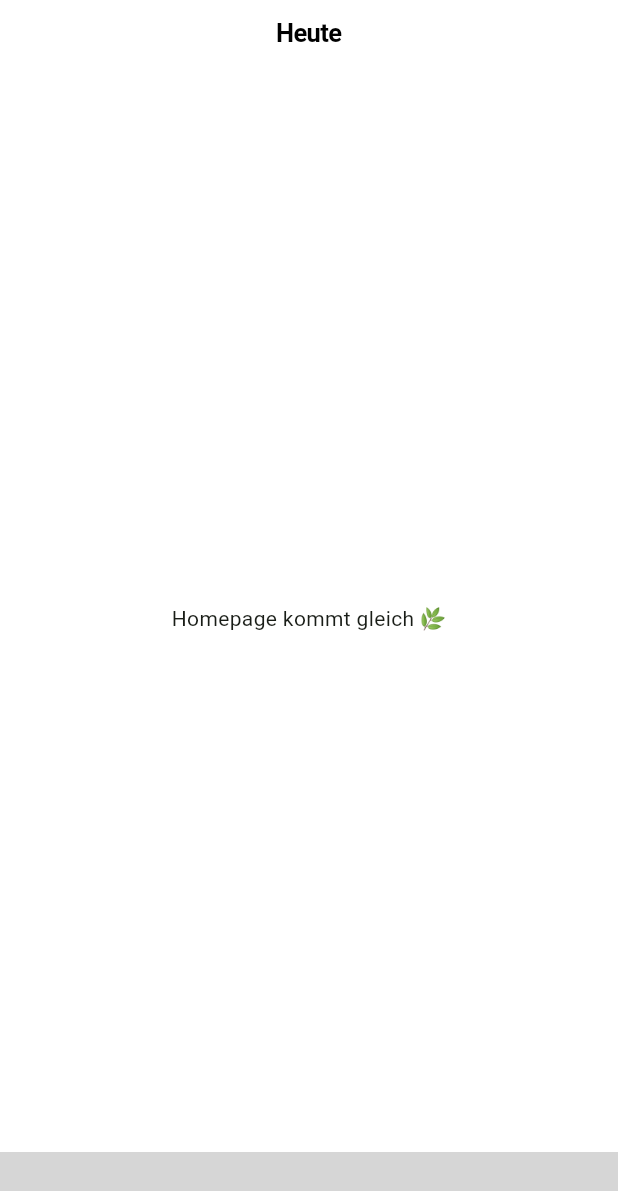
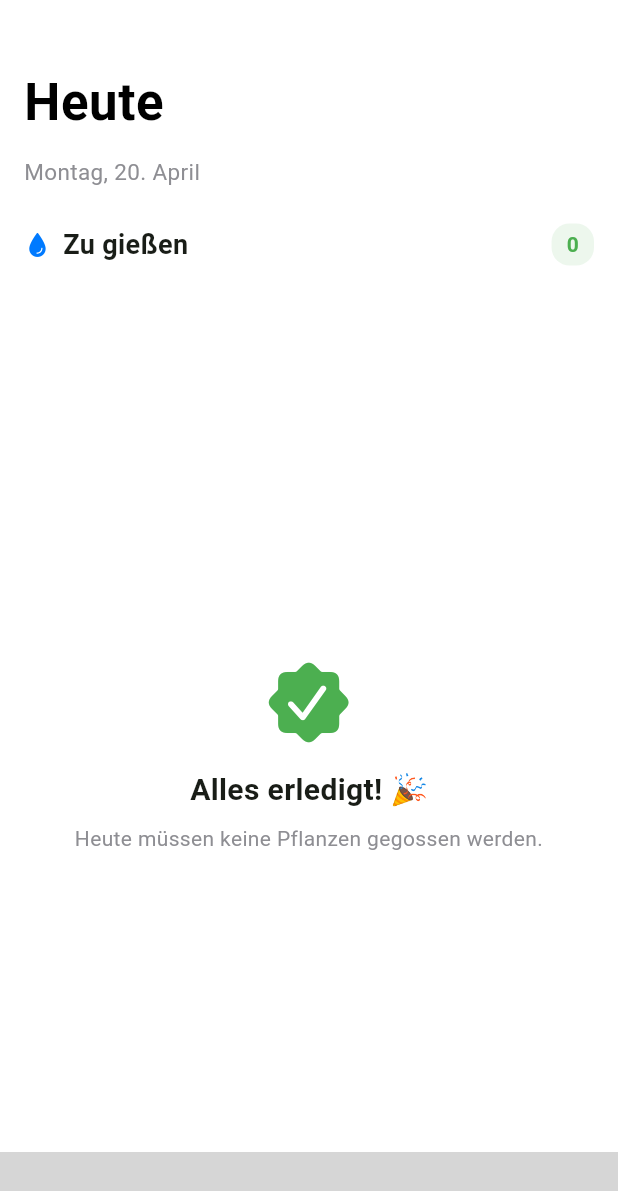
Before and after one commit to davidhenke-dev/plant_care, a Flutter app: the screen it shows after launch, on a phone screen of 412 x 824 dp. Shown: the top 1191 px of the screen. Run offline on Flutter 3.47's test engine with Material 3 defaults, Android fonts, the phone set to English and light mode, and no system bars; our stand-ins replace flutter_riverpod, hive_flutter, image_picker; missing offline and left inert: glass_liquid_navbar; accounts and stored records are empty; statements that could not run were skipped; grey boxes are pictures that could not be loaded.

Commit message:
feat(home): add homepage with watering todo list and daily overview

```diff
--- a/lib/features/home/presentation/home_screen.dart
+++ b/lib/features/home/presentation/home_screen.dart
@@ -1,16 +1,156 @@
 import 'package:flutter/cupertino.dart';
+import 'package:flutter_riverpod/flutter_riverpod.dart';
+import 'package:intl/intl.dart';
+import '../../../data/repositories/repository_providers.dart';
+import '../application/home_notifier.dart';
+import 'watering_todo_card.dart';
 
-class HomeScreen extends StatelessWidget {
+class HomeScreen extends ConsumerWidget {
   const HomeScreen({super.key});
 
   @override
-  Widget build(BuildContext context) {
-    return const CupertinoPageScaffold(
-      navigationBar: CupertinoNavigationBar(
-        middle: Text('Heute'),
-      ),
-      child: Center(
-        child: Text('Homepage kommt gleich 🌿'),
+  Widget build(BuildContext context, WidgetRef ref) {
+    final plantsAsync = ref.watch(homeNotifierProvider);
+    final locationRepo = ref.read(locationRepositoryProvider);
+    final today = DateFormat('EEEE, d. MMMM', 'de').format(DateTime.now());
+
+    return CupertinoPageScaffold(
+      child: CustomScrollView(
+        slivers: [
+          CupertinoSliverNavigationBar(
+            largeTitle: const Text('Heute'),
+          ),
+          SliverToBoxAdapter(
+            child: Padding(
+              padding: const EdgeInsets.fromLTRB(16, 8, 16, 0),
+              child: Text(
+                today,
+                style: const TextStyle(
+                  fontSize: 15,
+                  color: CupertinoColors.systemGrey,
+                ),
+              ),
+            ),
+          ),
+          SliverToBoxAdapter(
+            child: Padding(
+              padding: const EdgeInsets.fromLTRB(16, 24, 16, 8),
+              child: Row(
+                children: [
+                  const Icon(
+                    CupertinoIcons.drop_fill,
+                    color: CupertinoColors.systemBlue,
+                    size: 18,
+                  ),
+                  const SizedBox(width: 8),
+                  const Text(
+                    'Zu gießen',
+                    style: TextStyle(
+                      fontSize: 18,
+                      fontWeight: FontWeight.w700,
+                    ),
+                  ),
+                  const Spacer(),
+                  plantsAsync.when(
+                    data: (plants) => Container(
+                      padding: const EdgeInsets.symmetric(
+                        horizontal: 10,
+                        vertical: 4,
+                      ),
+                      decoration: BoxDecoration(
+                        color: plants.isEmpty
+                            ? const Color(0xFF4CAF50).withOpacity(0.1)
+                            : CupertinoColors.systemBlue.withOpacity(0.1),
+                        borderRadius: BorderRadius.circular(12),
+                      ),
+                      child: Text(
+                        '${plants.length}',
+                        style: TextStyle(
+                          fontSize: 14,
+                          fontWeight: FontWeight.w600,
+                          color: plants.isEmpty
+                              ? const Color(0xFF4CAF50)
+                              : CupertinoColors.systemBlue,
+                        ),
+                      ),
+                    ),
+                    loading: () => const SizedBox.shrink(),
+                    error: (_, __) => const SizedBox.shrink(),
+                  ),
+                ],
+              ),
+            ),
+          ),
+
+          // Todo Liste
+          plantsAsync.when(
+            loading: () => const SliverFillRemaining(
+              child: Center(child: CupertinoActivityIndicator()),
+            ),
+            error: (e, _) => SliverFillRemaining(
+              child: Center(child: Text('Fehler: $e')),
+            ),
+            data: (plants) {
+              if (plants.isEmpty) {
+                return const SliverFillRemaining(
+                  child: Center(
+                    child: Column(
+                      mainAxisSize: MainAxisSize.min,
+                      children: [
+                        Icon(
+                          CupertinoIcons.checkmark_seal_fill,
+                          size: 56,
+                          color: Color(0xFF4CAF50),
+                        ),
+                        SizedBox(height: 16),
+                        Text(
+                          'Alles erledigt! 🎉',
+                          style: TextStyle(
+                            fontSize: 20,
+                            fontWeight: FontWeight.w700,
+                          ),
+                        ),
+                        SizedBox(height: 8),
+                        Text(
+                          'Heute müssen keine Pflanzen gegossen werden.',
+                          textAlign: TextAlign.center,
+                          style: TextStyle(
+                            fontSize: 14,
+                            color: CupertinoColors.systemGrey,
+                          ),
+                        ),
+                      ],
+                    ),
+                  ),
+                );
+              }
+
+              return SliverPadding(
+                padding: const EdgeInsets.fromLTRB(16, 0, 16, 100),
+                sliver: SliverList(
+                  delegate: SliverChildBuilderDelegate(
+                    (context, index) {
+                      final plant = plants[index];
+                      return FutureBuilder(
+                        future: locationRepo.getById(plant.locationId),
+                        builder: (context, snapshot) {
+                          return WateringTodoCard(
+                            plant: plant,
+                            locationName: snapshot.data?.name ?? '...',
+                            onWatered: () => ref
+                                .read(homeNotifierProvider.notifier)
+                                .markAsWatered(plant.id),
+                          );
+                        },
+                      );
+                    },
+                    childCount: plants.length,
+                  ),
+                ),
+              );
+            },
+          ),
+        ],
       ),
     );
   }
--- a/lib/main.dart
+++ b/lib/main.dart
@@ -5,6 +5,7 @@ import 'data/models/location.dart';
 import 'data/models/plant.dart';
 import 'data/models/watering_task.dart';
 import 'app.dart';
+import 'package:intl/date_symbol_data_local.dart';
 
 void main() async {
   WidgetsFlutterBinding.ensureInitialized();
@@ -20,6 +21,7 @@ void main() async {
   await Hive.openBox<Plant>('plants');
   await Hive.openBox<WateringTask>('watering_tasks');
 
+  await initializeDateFormatting('de', null);
   runApp(
     const ProviderScope(
       child: PlantCareApp(),
```
Also changed, not shown: lib/features/home/application/home_notifier.dart (added, +28 -0 lines), lib/features/home/presentation/watering_todo_card.dart (added, +136 -0 lines), 3 other files.
